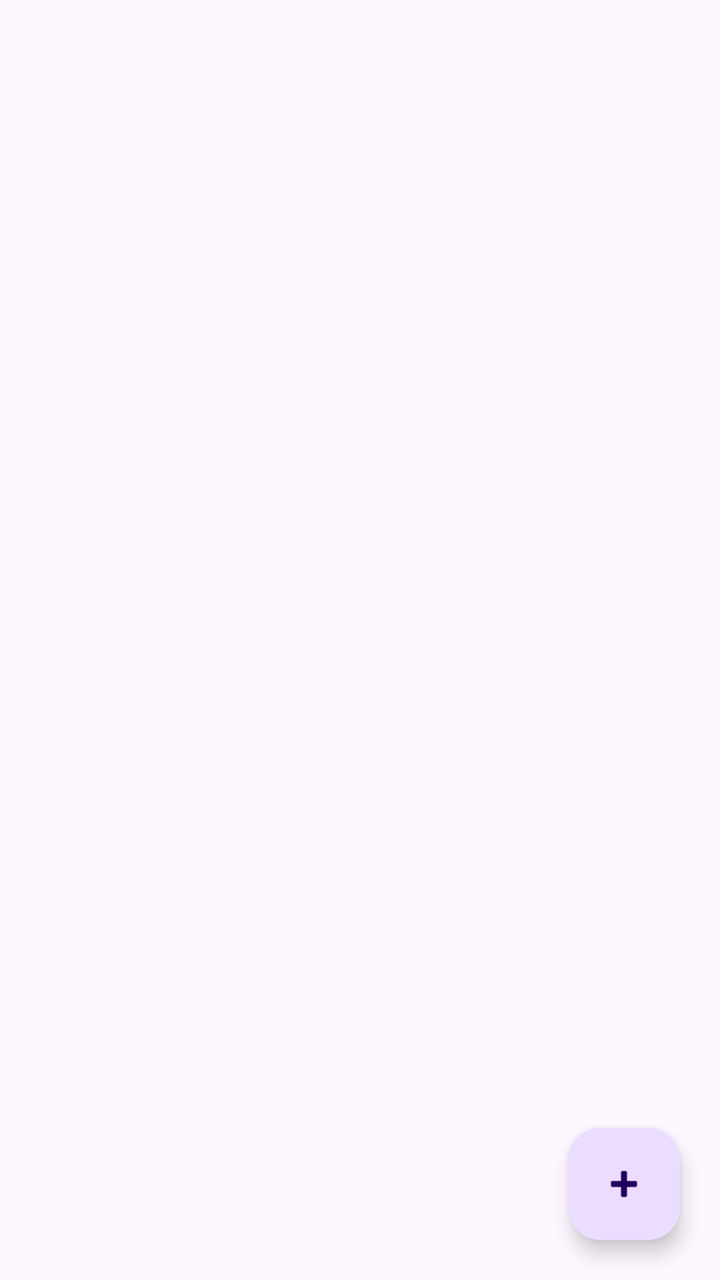
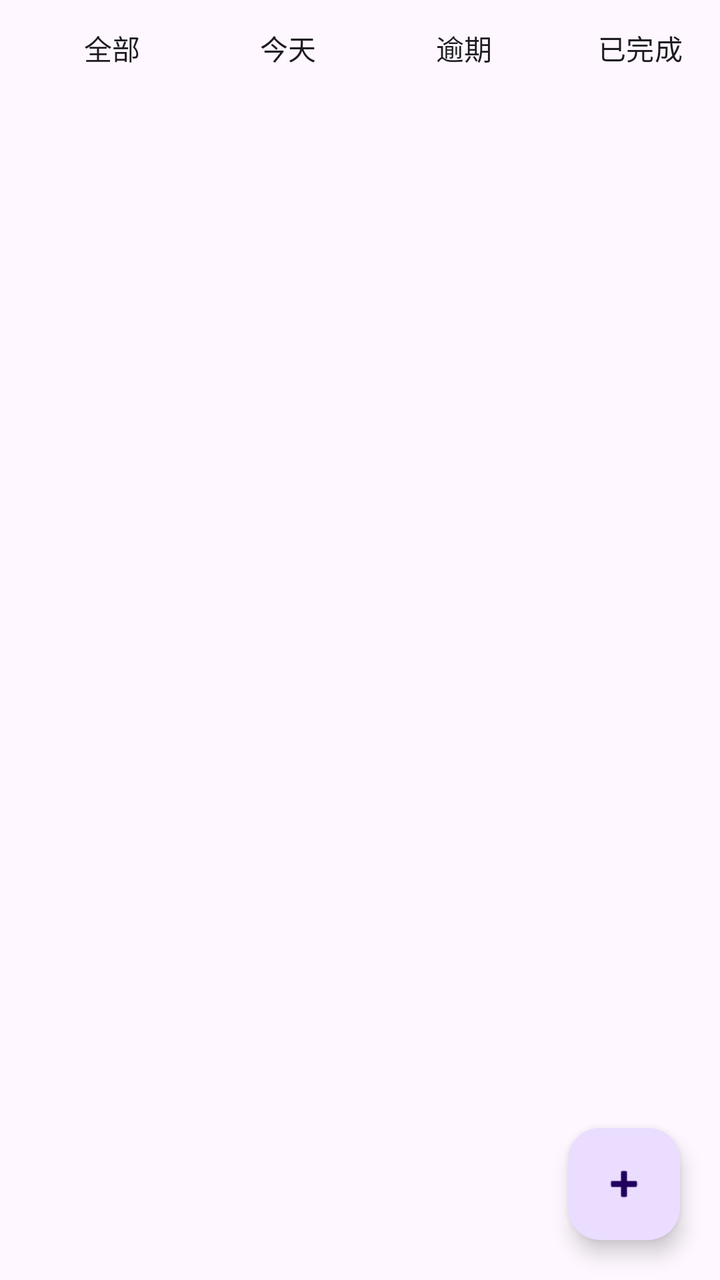

An Android layout rendered at two revisions. The XML below is the earlier revision; the diff shows what the commit changed to produce the second picture.
<!-- AndroidManifest.xml: application theme Theme.Notebook -->
<!-- res/layout/fragment_todo.xml -->
<?xml version="1.0" encoding="utf-8"?>
<FrameLayout xmlns:android="http://schemas.android.com/apk/res/android"
    xmlns:app="http://schemas.android.com/apk/res-auto"
    android:layout_width="match_parent"
    android:layout_height="match_parent"
    android:background="@android:color/transparent">

    <androidx.recyclerview.widget.RecyclerView
        android:id="@+id/recycler_todo"
        android:layout_width="match_parent"
        android:layout_height="match_parent"
        android:clipToPadding="false"
        android:paddingTop="6dp"
        android:paddingBottom="96dp" />

    <LinearLayout
        android:id="@+id/empty_todo"
        android:layout_width="wrap_content"
        android:layout_height="wrap_content"
        android:layout_gravity="center"
        android:gravity="center"
        android:orientation="vertical"
        android:visibility="gone">

        <TextView
            android:layout_width="wrap_content"
            android:layout_height="wrap_content"
            android:text="还没有待办"
            android:textAppearance="?attr/textAppearanceTitleMedium"
            android:textColor="?attr/colorOnSurfaceVariant" />

        <TextView
            android:layout_width="wrap_content"
            android:layout_height="wrap_content"
            android:layout_marginTop="6dp"
            android:text="点右下角 + 记一件要做的事"
            android:textAppearance="?attr/textAppearanceBodyMedium"
            android:textColor="?attr/colorOnSurfaceVariant" />
    </LinearLayout>

    <com.google.android.material.floatingactionbutton.FloatingActionButton
        android:id="@+id/fab_todo"
        android:layout_width="wrap_content"
        android:layout_height="wrap_content"
        android:layout_gravity="bottom|end"
        android:layout_margin="20dp"
        android:contentDescription="新建待办"
        app:srcCompat="@android:drawable/ic_input_add" />
</FrameLayout>
<!-- resources referenced by this layout -->
<resources>
  <style name="Theme.Notebook" parent="Theme.Material3.DayNight.NoActionBar">
          <item name="colorPrimary">@color/md_primary</item>
          <item name="colorOnPrimary">@color/md_on_primary</item>
          <item name="colorPrimaryContainer">@color/md_primary_container</item>
          <item name="colorOnPrimaryContainer">@color/md_on_primary_container</item>
          <item name="colorSecondary">@color/md_secondary</item>
          <item name="android:colorBackground">@color/md_surface</item>
          <item name="colorSurface">@color/md_surface</item>
          <item name="colorSurfaceContainer">@color/md_surface_container</item>
          <item name="colorSurfaceContainerHigh">@color/md_surface_container_high</item>
          <item name="colorOnSurface">@color/md_on_surface</item>
          <item name="colorOnSurfaceVariant">@color/md_on_surface_variant</item>
          <item name="colorOutline">@color/md_outline</item>
          <item name="android:statusBarColor">@android:color/transparent</item>
          <item name="android:navigationBarColor">@android:color/transparent</item>
          <item name="android:windowLayoutInDisplayCutoutMode">shortEdges</item>
          <item name="android:windowDrawsSystemBarBackgrounds">true</item>
          <item name="android:windowLightStatusBar">true</item>
      </style>
  <color name="md_primary">#6750A4</color>
  <color name="md_on_primary">#FFFFFF</color>
  <color name="md_primary_container">#EADDFF</color>
  <color name="md_on_primary_container">#21005D</color>
  <color name="md_secondary">#625B71</color>
  <color name="md_surface">#FEF7FF</color>
  <color name="md_surface_container">#F3EDF7</color>
  <color name="md_surface_container_high">#ECE6F0</color>
  <color name="md_on_surface">#1D1B20</color>
  <color name="md_on_surface_variant">#49454F</color>
  <color name="md_outline">#79747E</color>
</resources>

<!-- the commit's change to res/layout/fragment_todo.xml (unified diff, before → after) -->
@@ -1,49 +1,91 @@
 <?xml version="1.0" encoding="utf-8"?>
-<FrameLayout xmlns:android="http://schemas.android.com/apk/res/android"
+<LinearLayout xmlns:android="http://schemas.android.com/apk/res/android"
     xmlns:app="http://schemas.android.com/apk/res-auto"
     android:layout_width="match_parent"
     android:layout_height="match_parent"
-    android:background="@android:color/transparent">
-
-    <androidx.recyclerview.widget.RecyclerView
-        android:id="@+id/recycler_todo"
+    android:background="@android:color/transparent"
+    android:orientation="vertical">
+    <HorizontalScrollView
         android:layout_width="match_parent"
-        android:layout_height="match_parent"
-        android:clipToPadding="false"
-        android:paddingTop="6dp"
-        android:paddingBottom="96dp" />
-
-    <LinearLayout
-        android:id="@+id/empty_todo"
-        android:layout_width="wrap_content"
         android:layout_height="wrap_content"
-        android:layout_gravity="center"
-        android:gravity="center"
-        android:orientation="vertical"
-        android:visibility="gone">
-
-        <TextView
+        android:paddingStart="12dp"
+        android:paddingEnd="12dp"
+        android:scrollbars="none">
+        <com.google.android.material.button.MaterialButtonToggleGroup
+            android:id="@+id/tg_filter"
             android:layout_width="wrap_content"
             android:layout_height="wrap_content"
-            android:text="还没有待办"
-            android:textAppearance="?attr/textAppearanceTitleMedium"
-            android:textColor="?attr/colorOnSurfaceVariant" />
-
-        <TextView
+            android:orientation="horizontal"
+            app:selectionRequired="true"
+            app:singleSelection="true">
+            <com.google.android.material.button.MaterialButton
+                android:id="@+id/btn_f_all"
+                style="@style/Widget.Material3.Button.TextButton"
+                android:layout_width="wrap_content"
+                android:layout_height="wrap_content"
+                android:text="全部" />
+            <com.google.android.material.button.MaterialButton
+                android:id="@+id/btn_f_today"
+                style="@style/Widget.Material3.Button.TextButton"
+                android:layout_width="wrap_content"
+                android:layout_height="wrap_content"
+                android:text="今天" />
+            <com.google.android.material.button.MaterialButton
+                android:id="@+id/btn_f_overdue"
+                style="@style/Widget.Material3.Button.TextButton"
+                android:layout_width="wrap_content"
+                android:layout_height="wrap_content"
+                android:text="逾期" />
+            <com.google.android.material.button.MaterialButton
+                android:id="@+id/btn_f_done"
+                style="@style/Widget.Material3.Button.TextButton"
+                android:layout_width="wrap_content"
+                android:layout_height="wrap_content"
+                android:text="已完成" />
+        </com.google.android.material.button.MaterialButtonToggleGroup>
+    </HorizontalScrollView>
+    <FrameLayout
+        android:layout_width="match_parent"
+        android:layout_height="0dp"
+        android:layout_weight="1">
+        <androidx.recyclerview.widget.RecyclerView
+            android:id="@+id/recycler_todo"
+            android:layout_width="match_parent"
+            android:layout_height="match_parent"
+            android:clipToPadding="false"
+            android:paddingTop="6dp"
+            android:paddingBottom="96dp" />
+        <LinearLayout
+            android:id="@+id/empty_todo"
             android:layout_width="wrap_content"
             android:layout_height="wrap_content"
-            android:layout_marginTop="6dp"
-            android:text="点右下角 + 记一件要做的事"
-            android:textAppearance="?attr/textAppearanceBodyMedium"
-            android:textColor="?attr/colorOnSurfaceVariant" />
-    </LinearLayout>
-
-    <com.google.android.material.floatingactionbutton.FloatingActionButton
-        android:id="@+id/fab_todo"
-        android:layout_width="wrap_content"
-        android:layout_height="wrap_content"
-        android:layout_gravity="bottom|end"
-        android:layout_margin="20dp"
-        android:contentDescription="新建待办"
-        app:srcCompat="@android:drawable/ic_input_add" />
-</FrameLayout>
+            android:layout_gravity="center"
+            android:gravity="center"
+            android:orientation="vertical"
+            android:visibility="gone">
+            <TextView
+                android:id="@+id/tv_empty_title"
+                android:layout_width="wrap_content"
+                android:layout_height="wrap_content"
+                android:text="还没有待办"
+                android:textAppearance="?attr/textAppearanceTitleMedium"
+                android:textColor="?attr/colorOnSurfaceVariant" />
+            <TextView
+                android:id="@+id/tv_empty_sub"
+                android:layout_width="wrap_content"
+                android:layout_height="wrap_content"
+                android:layout_marginTop="6dp"
+                android:text="点右下角 + 记一件要做的事"
+                android:textAppearance="?attr/textAppearanceBodyMedium"
+                android:textColor="?attr/colorOnSurfaceVariant" />
+        </LinearLayout>
+        <com.google.android.material.floatingactionbutton.FloatingActionButton
+            android:id="@+id/fab_todo"
+            android:layout_width="wrap_content"
+            android:layout_height="wrap_content"
+            android:layout_gravity="bottom|end"
+            android:layout_margin="20dp"
+            android:contentDescription="新建待办"
+            app:srcCompat="@android:drawable/ic_input_add" />
+    </FrameLayout>
+</LinearLayout>
